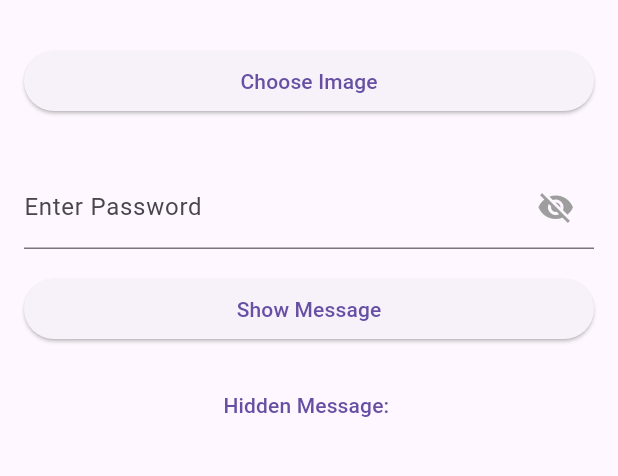
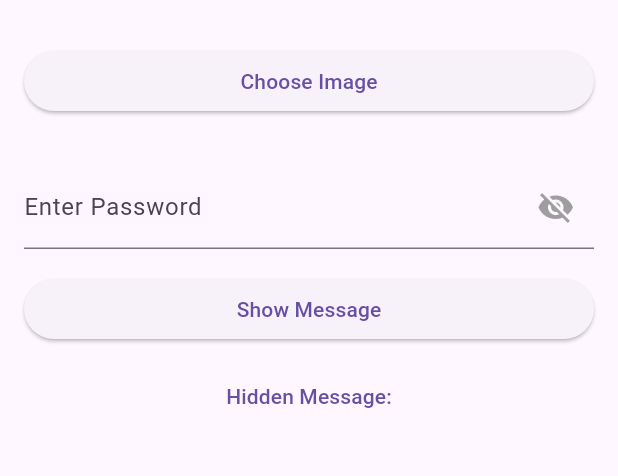
Before and after one commit to devanilarassati/stegLock, a Flutter app: the DecodePage screen opened directly, after a tap on "Show Message", on a phone screen of 412 x 824 dp, the part 63-539 px from its top. Run offline on Flutter 3.47's test engine with Material 3 defaults, Android fonts, the phone set to English and light mode, and no system bars; our stand-ins replace file_picker, image_picker, permission_handler; missing offline and left inert: external_path, steganograph.

Commit message:
chore: add comments

```diff
--- a/lib/pages/decode_page.dart
+++ b/lib/pages/decode_page.dart
@@ -3,10 +3,7 @@ import 'package:file_picker/file_picker.dart';
 import 'package:flutter/material.dart';
 import 'package:flutter/services.dart';
 import 'package:image_picker/image_picker.dart';
-import 'package:path_provider/path_provider.dart';
 import 'package:steganograph/steganograph.dart';
-import 'package:steglock2/supports/util.dart';
-import 'package:steglock2/supports/extensions.dart';
 
 class DecodePage extends StatefulWidget {
   @override
@@ -78,7 +75,7 @@ class _DecodePageState extends State<DecodePage> {
                   onPressed: () {
                     Clipboard.setData(ClipboardData(text: _hiddenMessage ?? ""));
                   },
-                  child: Text('Hidden Message: ${_hiddenMessage}'),
+                  child: Text('Hidden Message:\n${_hiddenMessage}'),
                 ),
               ],
             ),
@@ -89,6 +86,7 @@ class _DecodePageState extends State<DecodePage> {
   }
 
   Future<void> _pickImage(ImageSource source) async {
+    // Only PNG allowed for steganography
     final pickedFile = await FilePicker.platform.pickFiles(
       type: FileType.custom,
       allowMultiple: false,
@@ -109,12 +107,11 @@ class _DecodePageState extends State<DecodePage> {
 
     //decode with same encryption key used to encode
     //to retrieve encrypted message
-    debugPrint(_imageFile?.path);
-    File imageFile = File(_imageFile!.path);
     String? embeddedMessage = await Steganograph.decode(
       image: File(_imageFile!.path),
       encryptionKey: _passwordController.text,
     );
+
     setState(() {
       _hiddenMessage = embeddedMessage ?? "";
     });
```
Also changed, not shown: lib/pages/encode_page.dart (+6 -7 lines), lib/supports/extensions.dart (deleted, +0 -7 lines), lib/supports/stegify.dart (deleted, +0 -18 lines), lib/supports/util.dart (+2 -16 lines).
